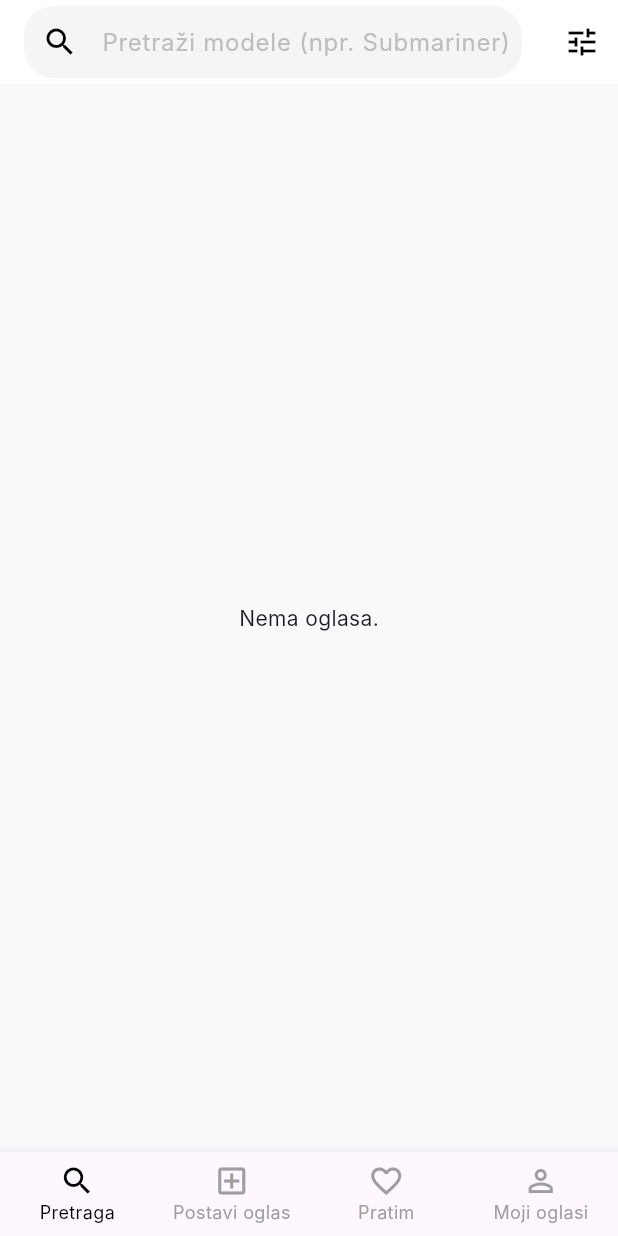
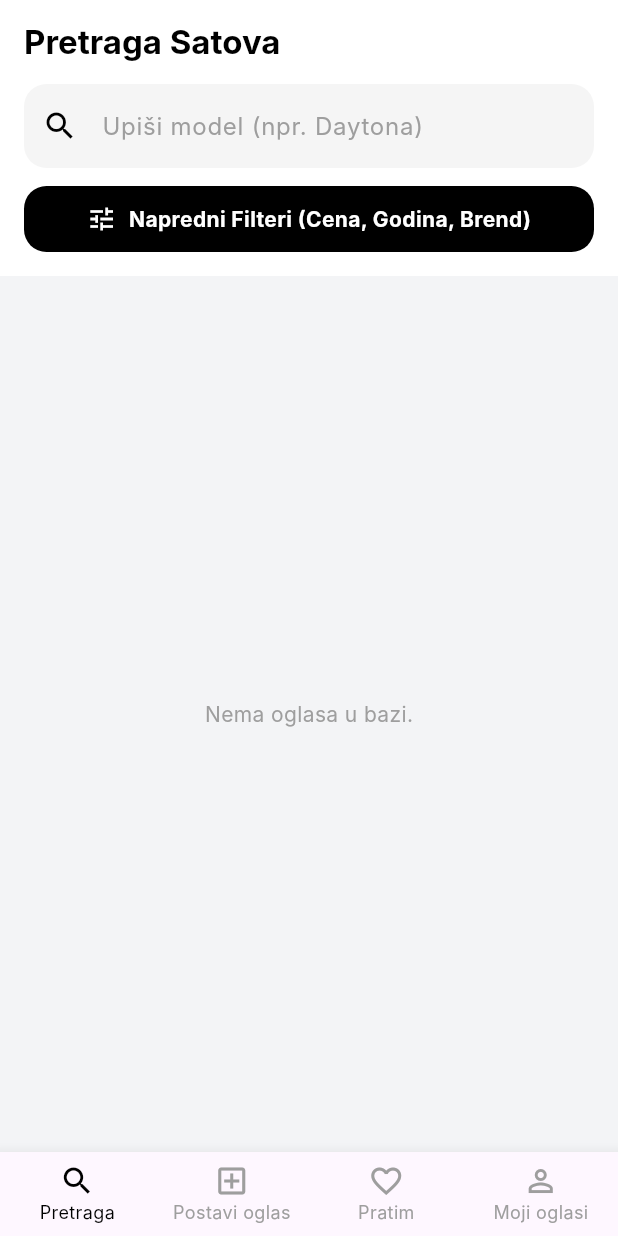
Before and after one commit to BVSBVSBVS/nadjisat, a Flutter app: the screen it shows once a user with an empty profile is signed in, on a phone screen of 412 x 824 dp. Run offline on Flutter 3.47's test engine with Material 3 defaults, Android fonts, the phone set to English and light mode, and no system bars; our stand-ins replace supabase_flutter; accounts and stored records are empty; Roboto replaces fonts that are missing (Inter).

Commit message:
fu;; baza i moderni filteri

```diff
--- a/lib/home_screen.dart
+++ b/lib/home_screen.dart
@@ -26,7 +26,7 @@ class _HomeScreenState extends State<HomeScreen> {
         return StatefulBuilder(
           builder: (context, setModalState) {
             return Container(
-              height: MediaQuery.of(context).size.height * 0.7,
+              height: MediaQuery.of(context).size.height * 0.75,
               decoration: const BoxDecoration(
                 color: Colors.white,
                 borderRadius: BorderRadius.vertical(top: Radius.circular(25)),
@@ -39,7 +39,7 @@ class _HomeScreenState extends State<HomeScreen> {
                     child: Container(width: 40, height: 5, decoration: BoxDecoration(color: Colors.grey[300], borderRadius: BorderRadius.circular(10))),
                   ),
                   const SizedBox(height: 20),
-                  const Text("Filteri", style: TextStyle(fontSize: 24, fontWeight: FontWeight.bold)),
+                  const Text("Napredni Filteri", style: TextStyle(fontSize: 24, fontWeight: FontWeight.bold)),
                   const SizedBox(height: 20),
 
                   // BREND
@@ -57,14 +57,14 @@ class _HomeScreenState extends State<HomeScreen> {
                       setModalState(() => filterBrend = v == 'Svi' ? null : v);
                     },
                   ),
-                  const SizedBox(height: 20),
+                  const SizedBox(height: 25),
 
                   // CENA
                   Row(
                     mainAxisAlignment: MainAxisAlignment.spaceBetween,
                     children: [
                       const Text("Cena (€)", style: TextStyle(fontWeight: FontWeight.bold, color: Colors.grey)),
-                      Text("${filterCena.start.toInt()} € - ${filterCena.end.toInt()} €", style: const TextStyle(fontWeight: FontWeight.bold)),
+                      Text("${filterCena.start.toInt()} € - ${filterCena.end.toInt()} €", style: const TextStyle(fontWeight: FontWeight.bold, color: Colors.black)),
                     ],
                   ),
                   RangeSlider(
@@ -76,14 +76,14 @@ class _HomeScreenState extends State<HomeScreen> {
                     inactiveColor: Colors.grey[300],
                     onChanged: (v) => setModalState(() => filterCena = v),
                   ),
-                  const SizedBox(height: 20),
+                  const SizedBox(height: 25),
 
                   // GODINA
                   Row(
                     mainAxisAlignment: MainAxisAlignment.spaceBetween,
                     children: [
                       const Text("Godina", style: TextStyle(fontWeight: FontWeight.bold, color: Colors.grey)),
-                      Text("${filterGodina.start.toInt()} - ${filterGodina.end.toInt()}", style: const TextStyle(fontWeight: FontWeight.bold)),
+                      Text("${filterGodina.start.toInt()} - ${filterGodina.end.toInt()}", style: const TextStyle(fontWeight: FontWeight.bold, color: Colors.black)),
                     ],
                   ),
                   RangeSlider(
@@ -100,14 +100,14 @@ class _HomeScreenState extends State<HomeScreen> {
                   ElevatedButton(
                     style: ElevatedButton.styleFrom(
                       backgroundColor: Colors.black,
-                      minimumSize: const Size(double.infinity, 55),
+                      minimumSize: const Size(double.infinity, 60),
                       shape: RoundedRectangleBorder(borderRadius: BorderRadius.circular(15)),
                     ),
                     onPressed: () {
-                      setState(() {}); // Osvežava glavni ekran sa novim filterima
-                      Navigator.pop(context);
+                      setState(() {}); // Primeni u pozadini
+                      Navigator.pop(context); // Zatvori prozor
                     },
-                    child: const Text("PRIMENI FILTERE", style: TextStyle(color: Colors.white, fontWeight: FontWeight.bold, fontSize: 16)),
+                    child: const Text("PRIKAŽI REZULTATE", style: TextStyle(color: Colors.white, fontWeight: FontWeight.bold, fontSize: 16)),
                   )
                 ],
               ),
@@ -121,49 +121,73 @@ class _HomeScreenState extends State<HomeScreen> {
   @override
   Widget build(BuildContext context) {
     return Scaffold(
-      backgroundColor: const Color(0xFFF8F9FA),
+      backgroundColor: const Color(0xFFF3F4F6),
       appBar: AppBar(
         backgroundColor: Colors.white,
         elevation: 0,
-        title: TextField(
+        title: const Text("Pretraga Satova", style: TextStyle(color: Colors.black, fontWeight: FontWeight.bold)),
+        centerTitle: false,
+      ),
+      body: Column(
+        children: [
+          // GLAVNI DEO ZA PRETRAGU I FILTERE (Moderni blok)
+          Container(
+            color: Colors.white,
+            padding: const EdgeInsets.fromLTRB(16, 0, 16, 16),
+            child: Column(
+              children: [
+                TextField(
                   decoration: InputDecoration(
-            hintText: 'Pretraži modele (npr. Submariner)',
-            hintStyle: TextStyle(color: Colors.grey[400]),
+                    hintText: 'Upiši model (npr. Daytona)',
+                    hintStyle: TextStyle(color: Colors.grey[500]),
                     prefixIcon: const Icon(Icons.search, color: Colors.black),
                     filled: true,
                     fillColor: Colors.grey[100],
-            contentPadding: const EdgeInsets.symmetric(vertical: 0),
-            border: OutlineInputBorder(borderRadius: BorderRadius.circular(20), borderSide: BorderSide.none),
+                    border: OutlineInputBorder(borderRadius: BorderRadius.circular(15), borderSide: BorderSide.none),
                   ),
                   onChanged: (v) => setState(() => pretragaText = v.toLowerCase()),
                 ),
-        actions: [
-          IconButton(
-            onPressed: _otvoriFiltere,
-            icon: const Icon(Icons.tune, color: Colors.black),
-          )
+                const SizedBox(height: 12),
+                // OVO JE NOVO DUGME ZA FILTERE
+                InkWell(
+                  onTap: _otvoriFiltere,
+                  child: Container(
+                    padding: const EdgeInsets.symmetric(vertical: 12, horizontal: 16),
+                    decoration: BoxDecoration(
+                      color: Colors.black,
+                      borderRadius: BorderRadius.circular(15),
+                    ),
+                    child: const Row(
+                      mainAxisAlignment: MainAxisAlignment.center,
+                      children: [
+                        Icon(Icons.tune, color: Colors.white, size: 20),
+                        SizedBox(width: 8),
+                        Text("Napredni Filteri (Cena, Godina, Brend)", style: TextStyle(color: Colors.white, fontWeight: FontWeight.bold)),
                       ],
                     ),
-      body: StreamBuilder<List<Map<String, dynamic>>>(
+                  ),
+                ),
+              ],
+            ),
+          ),
+
+          // Ostatak ekrana: Mreža oglasa
+          Expanded(
+            child: StreamBuilder<List<Map<String, dynamic>>>(
               stream: Supabase.instance.client.from('satovi').stream(primaryKey: ['id']).order('created_at', ascending: false),
               builder: (context, snapshot) {
                 if (snapshot.connectionState == ConnectionState.waiting) return const Center(child: CircularProgressIndicator(color: Colors.black));
-          if (!snapshot.hasData || snapshot.data!.isEmpty) return const Center(child: Text("Nema oglasa."));
+                if (!snapshot.hasData || snapshot.data!.isEmpty) return const Center(child: Text("Nema oglasa u bazi.", style: TextStyle(color: Colors.grey)));
 
-          // Primenjujemo logiku filtera na podatke iz baze
                 final satovi = snapshot.data!.where((sat) {
-            // Text pretraga (Model)
                   final modelSata = (sat['model'] ?? '').toString().toLowerCase();
                   if (pretragaText.isNotEmpty && !modelSata.contains(pretragaText)) return false;
 
-            // Filter Brend
                   if (filterBrend != null && sat['brend'] != filterBrend) return false;
 
-            // Filter Cena
                   final cena = sat['cena'] is int ? sat['cena'] : int.tryParse(sat['cena'].toString()) ?? 0;
                   if (cena < filterCena.start || cena > filterCena.end) return false;
 
-            // Filter Godina
                   final godinaSata = int.tryParse((sat['godina'] ?? '').toString()) ?? 0;
                   if (godinaSata != 0 && (godinaSata < filterGodina.start || godinaSata > filterGodina.end)) return false;
 
@@ -194,7 +218,6 @@ class _HomeScreenState extends State<HomeScreen> {
                               decoration: const BoxDecoration(
                                 color: Color(0xFFEEEEEE),
                                 borderRadius: BorderRadius.vertical(top: Radius.circular(15)),
-                          // Ovde ćemo kasnije ubaciti pravu sliku, za sad ikonica
                               ),
                               child: const Center(child: Icon(Icons.watch, size: 50, color: Colors.grey)),
                             ),
@@ -208,22 +231,6 @@ class _HomeScreenState extends State<HomeScreen> {
                                 const SizedBox(height: 4),
                                 Text("${sat['brend']}", style: const TextStyle(fontWeight: FontWeight.bold, fontSize: 13, color: Colors.black87)),
                                 Text("${sat['model']}", style: const TextStyle(fontSize: 12, color: Colors.grey), maxLines: 1, overflow: TextOverflow.ellipsis),
-                          const SizedBox(height: 8),
-                          Row(
-                            children: [
-                              Container(
-                                padding: const EdgeInsets.symmetric(horizontal: 6, vertical: 2),
-                                decoration: BoxDecoration(color: Colors.grey[100], borderRadius: BorderRadius.circular(5)),
-                                child: Text("${sat['godina'] ?? ''}", style: const TextStyle(fontSize: 10, color: Colors.grey)),
-                              ),
-                              const SizedBox(width: 4),
-                              Container(
-                                padding: const EdgeInsets.symmetric(horizontal: 6, vertical: 2),
-                                decoration: BoxDecoration(color: Colors.grey[100], borderRadius: BorderRadius.circular(5)),
-                                child: Text("${sat['precnik'] ?? ''}", style: const TextStyle(fontSize: 10, color: Colors.grey)),
-                              ),
-                            ],
-                          )
                               ],
                             ),
                           )
@@ -234,6 +241,9 @@ class _HomeScreenState extends State<HomeScreen> {
                 );
               },
             ),
+          ),
+        ],
+      ),
     );
   }
 }
```
Lines whose indentation alone changed are shown as unchanged.
